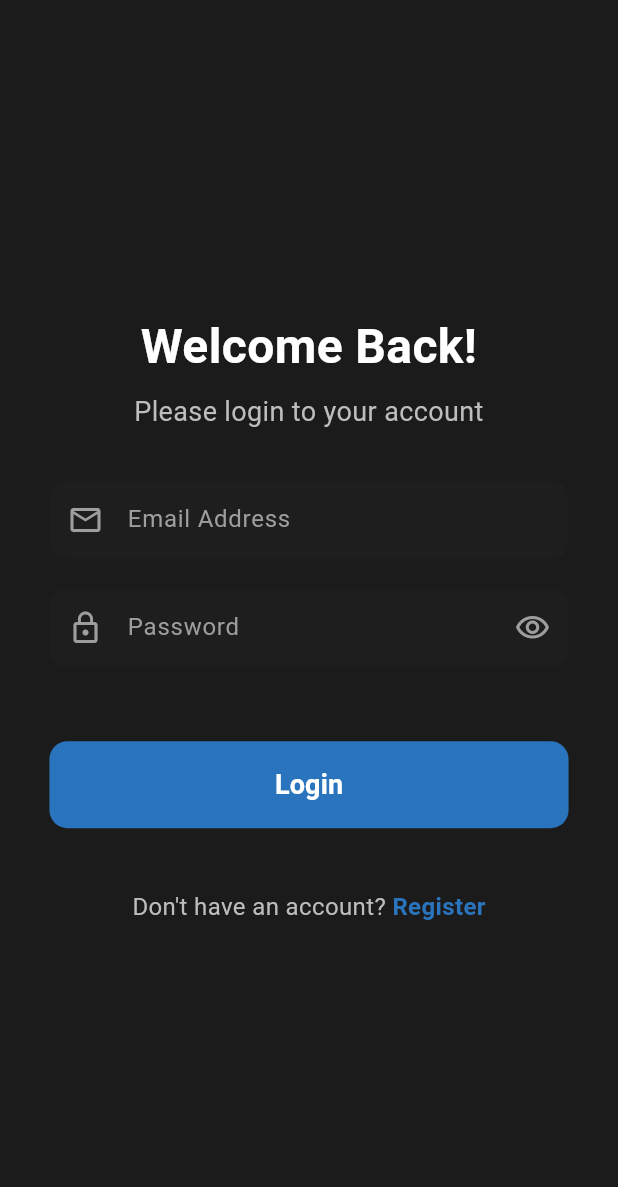
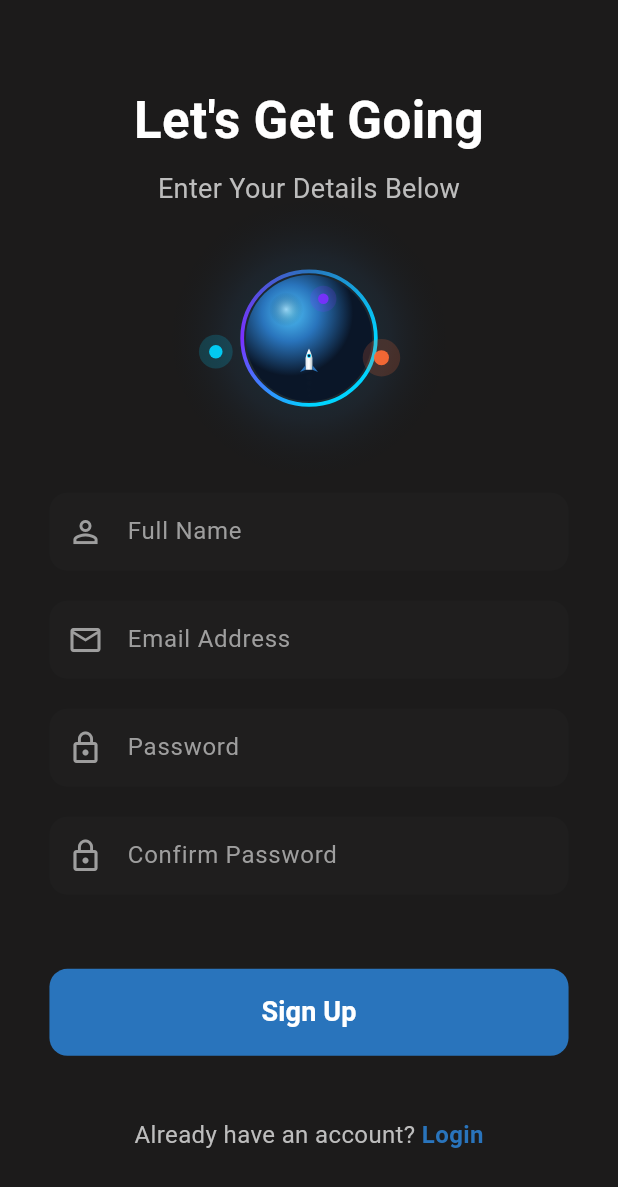
Before and after one commit to cbblay-ingithub/ProntoChat-app, a Flutter app: the screen it shows after launch, on a phone screen of 412 x 824 dp. Shown: the top 1187 px of the screen. Run offline on Flutter 3.47's test engine with Material 3 defaults, Android fonts, the phone set to English and light mode, and no system bars; our stand-ins replace firebase_auth, firebase_core; accounts and stored records are empty.

Commit message:
Registration page done

```diff
--- a/lib/main.dart
+++ b/lib/main.dart
@@ -3,6 +3,7 @@ import 'package:firebase_core/firebase_core.dart';
 import 'firebase_options.dart'; // Make sure this import exists
 import './pages/login_page.dart';
 import './services/snackbar_service.dart';
+import './pages/registration_page.dart';
 
 void main() async {
   WidgetsFlutterBinding.ensureInitialized();
@@ -36,7 +37,7 @@ class MyApp extends StatelessWidget {
       ),
       // ✅ FIX: Use the service's scaffoldMessengerKey
       scaffoldMessengerKey: snackbarService.scaffoldMessengerKey,
-      home: const LoginPage(),
+      home: const RegistrationPage(),
       debugShowCheckedModeBanner: false,
     );
   }
--- /dev/null
+++ b/lib/pages/registration_page.dart
@@ -0,0 +1,546 @@
+import 'dart:math';
+import 'package:flutter/material.dart';
+import './login_page.dart'; // Import the login page for navigation
+
+// ─────────────────────────────────────────────
+//  LAUNCH ORBS  –  Custom animated illustration
+// ─────────────────────────────────────────────
+
+class _LaunchOrbPainter extends CustomPainter {
+  final double pulse;       // 0 → 1, drives the plasma ring
+  final double orbit;       // 0 → 2π, drives three orbiting dots
+  final double rocketY;     // 0 → 1, rocket rises then resets
+  final double trailOpacity;
+
+  _LaunchOrbPainter({
+    required this.pulse,
+    required this.orbit,
+    required this.rocketY,
+    required this.trailOpacity,
+  });
+
+  static const Color _blue   = Color.fromRGBO(41, 116, 188, 1);
+  static const Color _cyan   = Color(0xFF00D4FF);
+  static const Color _violet = Color(0xFF7B2FFF);
+  static const Color _hot    = Color(0xFFFF6B35);
+
+  @override
+  void paint(Canvas canvas, Size size) {
+    final cx = size.width / 2;
+    final cy = size.height / 2;
+    final r  = size.shortestSide * 0.30; // base orb radius
+
+    // ── 1. Outer glow halo ──────────────────────────────────────────
+    final glowRadius = r * (1.35 + 0.12 * sin(pulse * 2 * pi));
+    final glowPaint  = Paint()
+      ..shader = RadialGradient(
+        colors: [
+          _cyan.withOpacity(0.18),
+          _blue.withOpacity(0.10),
+          Colors.transparent,
+        ],
+        stops: const [0.0, 0.55, 1.0],
+      ).createShader(Rect.fromCircle(center: Offset(cx, cy), radius: glowRadius * 1.6));
+    canvas.drawCircle(Offset(cx, cy), glowRadius * 1.6, glowPaint);
+
+    // ── 2. Plasma ring (pulsing stroke) ─────────────────────────────
+    final ringRadius = r * (1.0 + 0.06 * sin(pulse * 2 * pi));
+    final ringPaint  = Paint()
+      ..style = PaintingStyle.stroke
+      ..strokeWidth = 2.5
+      ..shader = SweepGradient(
+        startAngle: pulse * 2 * pi,
+        colors: [_cyan, _violet, _blue, _cyan],
+      ).createShader(Rect.fromCircle(center: Offset(cx, cy), radius: ringRadius));
+    canvas.drawCircle(Offset(cx, cy), ringRadius, ringPaint);
+
+    // ── 3. Core orb (radial gradient sphere) ────────────────────────
+    final orbPaint = Paint()
+      ..shader = RadialGradient(
+        center: const Alignment(-0.3, -0.4),
+        colors: [
+          const Color(0xFF4FC3F7),
+          _blue,
+          const Color(0xFF0A1628),
+        ],
+        stops: const [0.0, 0.45, 1.0],
+      ).createShader(Rect.fromCircle(center: Offset(cx, cy), radius: r));
+    canvas.drawCircle(Offset(cx, cy), r, orbPaint);
+
+    // ── 4. Inner shimmer highlight ───────────────────────────────────
+    final highlightPaint = Paint()
+      ..shader = RadialGradient(
+        center: const Alignment(-0.25, -0.35),
+        colors: [Colors.white.withOpacity(0.45), Colors.transparent],
+        stops: const [0.0, 0.6],
+      ).createShader(Rect.fromCircle(center: Offset(cx - r * 0.25, cy - r * 0.30), radius: r * 0.45));
+    canvas.drawCircle(Offset(cx - r * 0.25, cy - r * 0.30), r * 0.45, highlightPaint);
+
+    // ── 5. Three orbiting satellites ────────────────────────────────
+    const orbitR = [1.60, 1.80, 1.45]; // relative radii
+    const orbitOffset = [0.0, 2.09, 4.19]; // 0, 2π/3, 4π/3
+    const dotSizes  = [4.5, 3.5, 5.0];
+    const dotColors = [_cyan, _violet, _hot];
+
+    for (int i = 0; i < 3; i++) {
+      final angle = orbit + orbitOffset[i];
+      final ox = cx + r * orbitR[i] * cos(angle);
+      final oy = cy + r * orbitR[i] * 0.35 * sin(angle); // squash → elliptical orbit
+      canvas.drawCircle(
+        Offset(ox, oy),
+        dotSizes[i],
+        Paint()..color = dotColors[i].withOpacity(0.92),
+      );
+      // Tiny glow around each satellite
+      canvas.drawCircle(
+        Offset(ox, oy),
+        dotSizes[i] * 2.5,
+        Paint()..color = dotColors[i].withOpacity(0.18),
+      );
+    }
+
+    // ── 6. Rocket ───────────────────────────────────────────────────
+    //   rocketY 0→0.4  : rising from below orb
+    //   rocketY 0.4→0.7: passing through centre
+    //   rocketY 0.7→1.0: exiting above with trail fade
+
+    final rocketCenterY = cy + r * 0.5 - rocketY * r * 2.8;
+    final rocketCenterX = cx;
+    final rocketScale   = 0.055 * r; // body half-width
+
+    // Flame / exhaust trail (below rocket)
+    if (trailOpacity > 0.01) {
+      for (int t = 1; t <= 6; t++) {
+        final ty     = rocketCenterY + rocketScale * 3.2 + t * rocketScale * 1.8;
+        final tAlpha = trailOpacity * (1.0 - t / 7.0);
+        final tR     = rocketScale * (1.0 - t * 0.12);
+        if (tR > 0) {
+          canvas.drawCircle(
+            Offset(rocketCenterX, ty),
+            tR,
+            Paint()
+              ..shader = RadialGradient(
+                colors: [_hot.withOpacity(tAlpha), _cyan.withOpacity(tAlpha * 0.4), Colors.transparent],
+              ).createShader(Rect.fromCircle(center: Offset(rocketCenterX, ty), radius: tR * 2.5)),
+          );
+        }
+      }
+    }
+
+    // Rocket body (capsule)
+    final bodyPath = Path();
+    final bx = rocketCenterX;
+    final by = rocketCenterY;
+    final bw = rocketScale;
+    final bh = rocketScale * 3.2;
+
+    // Nose cone
+    bodyPath.moveTo(bx, by - bh);
+    bodyPath.quadraticBezierTo(bx + bw * 1.1, by - bh * 0.3, bx + bw, by);
+    bodyPath.lineTo(bx - bw, by);
+    bodyPath.quadraticBezierTo(bx - bw * 1.1, by - bh * 0.3, bx, by - bh);
+
+    // Body rect (below nose)
+    bodyPath.moveTo(bx - bw, by);
+    bodyPath.lineTo(bx - bw, by + bh * 0.9);
+    bodyPath.lineTo(bx + bw, by + bh * 0.9);
+    bodyPath.lineTo(bx + bw, by);
+    bodyPath.close();
+
+    canvas.drawPath(
+      bodyPath,
+      Paint()
+        ..shader = LinearGradient(
+          begin: Alignment.centerLeft,
+          end: Alignment.centerRight,
+          colors: [const Color(0xFFCFD8E3), Colors.white, const Color(0xFF90A4AE)],
+        ).createShader(Rect.fromCenter(center: Offset(bx, by), width: bw * 3, height: bh * 3)),
+    );
+
+    // Window on rocket
+    canvas.drawCircle(
+      Offset(bx, by - bh * 0.35),
+      bw * 0.62,
+      Paint()..color = _cyan.withOpacity(0.9),
+    );
+    canvas.drawCircle(
+      Offset(bx, by - bh * 0.35),
+      bw * 0.35,
+      Paint()..color = const Color(0xFF001F3F),
+    );
+
+    // Left fin
+    final finL = Path()
+      ..moveTo(bx - bw, by + bh * 0.5)
+      ..lineTo(bx - bw * 2.6, by + bh * 1.1)
+      ..lineTo(bx - bw, by + bh * 0.9)
+      ..close();
+    canvas.drawPath(finL, Paint()..color = _blue);
+
+    // Right fin
+    final finR = Path()
+      ..moveTo(bx + bw, by + bh * 0.5)
+      ..lineTo(bx + bw * 2.6, by + bh * 1.1)
+      ..lineTo(bx + bw, by + bh * 0.9)
+      ..close();
+    canvas.drawPath(finR, Paint()..color = _blue);
+  }
+
+  @override
+  bool shouldRepaint(_LaunchOrbPainter old) => true;
+}
+
+// ─────────────────────────────────────────────────────────
+//  Stateful wrapper that drives the three AnimationControllers
+// ─────────────────────────────────────────────────────────
+
+class _LaunchOrbAnimation extends StatefulWidget {
+  final double size;
+  const _LaunchOrbAnimation({required this.size});
+
+  @override
+  State<_LaunchOrbAnimation> createState() => _LaunchOrbAnimationState();
+}
+
+class _LaunchOrbAnimationState extends State<_LaunchOrbAnimation>
+    with TickerProviderStateMixin {
+  late AnimationController _pulseCtrl;
+  late AnimationController _orbitCtrl;
+  late AnimationController _rocketCtrl;
+
+  late Animation<double> _pulse;
+  late Animation<double> _orbit;
+  late Animation<double> _rocket;
+
+  @override
+  void initState() {
+    super.initState();
+
+    _pulseCtrl = AnimationController(
+      vsync: this,
+      duration: const Duration(milliseconds: 2400),
+    )..repeat();
+
+    _orbitCtrl = AnimationController(
+      vsync: this,
+      duration: const Duration(milliseconds: 3200),
+    )..repeat();
+
+    _rocketCtrl = AnimationController(
+      vsync: this,
+      duration: const Duration(milliseconds: 2800),
+    )..repeat(period: const Duration(milliseconds: 3600));
+
+    _pulse  = Tween<double>(begin: 0, end: 1).animate(_pulseCtrl);
+    _orbit  = Tween<double>(begin: 0, end: 2 * pi).animate(_orbitCtrl);
+    _rocket = CurvedAnimation(parent: _rocketCtrl, curve: Curves.easeInOut)
+        .drive(Tween(begin: 0.0, end: 1.0));
+  }
+
+  @override
+  void dispose() {
+    _pulseCtrl.dispose();
+    _orbitCtrl.dispose();
+    _rocketCtrl.dispose();
+    super.dispose();
+  }
+
+  @override
+  Widget build(BuildContext context) {
+    return AnimatedBuilder(
+      animation: Listenable.merge([_pulse, _orbit, _rocket]),
+      builder: (_, __) {
+        // Trail only visible when rocket is actively flying (0.05 → 0.90)
+        final t = _rocket.value;
+        final trailOpacity = (t > 0.05 && t < 0.92)
+            ? (t < 0.5 ? (t - 0.05) / 0.45 : (0.92 - t) / 0.42).clamp(0.0, 1.0)
+            : 0.0;
+
+        return CustomPaint(
+          size: Size(widget.size, widget.size),
+          painter: _LaunchOrbPainter(
+            pulse: _pulse.value,
+            orbit: _orbit.value,
+            rocketY: t,
+            trailOpacity: trailOpacity,
+          ),
+        );
+      },
+    );
+  }
+}
+
+// ─────────────────────────────────────────────
+//  REGISTRATION PAGE  (unchanged except widget)
+// ─────────────────────────────────────────────
+
+class RegistrationPage extends StatefulWidget {
+  const RegistrationPage({super.key});
+
+  @override
+  State<StatefulWidget> createState() => _RegPageState();
+}
+
+class _RegPageState extends State<RegistrationPage> {
+  late double _deviceHeight;
+  late double _deviceWidth;
+
+  final GlobalKey<FormState> _formKey = GlobalKey<FormState>();
+
+  final TextEditingController _nameController            = TextEditingController();
+  final TextEditingController _emailController           = TextEditingController();
+  final TextEditingController _passwordController        = TextEditingController();
+  final TextEditingController _confirmPasswordController = TextEditingController();
+
+  bool _isLoading = false;
+
+  @override
+  Widget build(BuildContext context) {
+    _deviceHeight = MediaQuery.of(context).size.height;
+    _deviceWidth  = MediaQuery.of(context).size.width;
+
+    return Scaffold(
+      backgroundColor: const Color.fromRGBO(28, 27, 27, 1),
+      body: SingleChildScrollView(
+        child: Container(
+          height: _deviceHeight,
+          padding: EdgeInsets.symmetric(horizontal: _deviceWidth * 0.08),
+          child: Column(
+            mainAxisAlignment: MainAxisAlignment.center,
+            crossAxisAlignment: CrossAxisAlignment.center,
+            children: <Widget>[
+              _headingWidget(),
+              SizedBox(height: _deviceHeight * 0.02),
+              _animatedPictureWidget(),   // ← replaced
+              SizedBox(height: _deviceHeight * 0.04),
+              _inputForm(),
+              SizedBox(height: _deviceHeight * 0.06),
+              _signUpButton(),
+              SizedBox(height: _deviceHeight * 0.05),
+              _loginText(),
+            ],
+          ),
+        ),
+      ),
+    );
+  }
+
+  Widget _headingWidget() {
+    return SizedBox(
+      width: _deviceWidth,
+      child: Column(
+        crossAxisAlignment: CrossAxisAlignment.center,
+        children: <Widget>[
+          const Text(
+            "Let's Get Going",
+            textAlign: TextAlign.center,
+            style: TextStyle(
+              fontSize: 34,
+              fontWeight: FontWeight.w700,
+              color: Colors.white,
+            ),
+          ),
+          const SizedBox(height: 8),
+          Text(
+            "Enter Your Details Below",
+            textAlign: TextAlign.center,
+            style: TextStyle(
+              fontSize: 18,
+              fontWeight: FontWeight.w400,
+              color: Colors.grey[400],
+            ),
+          ),
+        ],
+      ),
+    );
+  }
+
+  /// ── NEW: custom rocket-launching-through-orb animation ──
+  Widget _animatedPictureWidget() {
+    final animSize = _deviceHeight * 0.17; // compact but punchy
+    return SizedBox(
+      height: animSize,
+      width: animSize,
+      child: _LaunchOrbAnimation(size: animSize),
+    );
+  }
+
+  Widget _inputForm() {
+    return Form(
+      key: _formKey,
+      child: Column(
+        children: <Widget>[
+          _nameTextField(),
+          const SizedBox(height: 20),
+          _emailTextField(),
+          const SizedBox(height: 20),
+          _passwordTextField(),
+          const SizedBox(height: 20),
+          _confirmPasswordTextField(),
+        ],
+      ),
+    );
+  }
+
+  Widget _nameTextField() {
+    return TextFormField(
+      controller: _nameController,
+      autocorrect: true,
+      style: const TextStyle(color: Colors.white),
+      enabled: !_isLoading,
+      validator: (input) {
+        if (input == null || input.isEmpty) return 'Please enter your name';
+        if (input.length < 2) return 'Name must be at least 2 characters';
+        return null;
+      },
+      decoration: _inputDecoration("Full Name", Icons.person_outline),
+    );
+  }
+
+  Widget _emailTextField() {
+    return TextFormField(
+      controller: _emailController,
+      autocorrect: false,
+      keyboardType: TextInputType.emailAddress,
+      style: const TextStyle(color: Colors.white),
+      enabled: !_isLoading,
+      validator: (input) {
+        if (input == null || input.isEmpty) return 'Please enter your email';
+        if (!input.contains('@') || !input.contains('.')) return 'Please enter a valid email';
+        return null;
+      },
+      decoration: _inputDecoration("Email Address", Icons.email_outlined),
+    );
+  }
+
+  Widget _passwordTextField() {
+    return TextFormField(
+      controller: _passwordController,
+      obscureText: true,
+      autocorrect: false,
+      style: const TextStyle(color: Colors.white),
+      enabled: !_isLoading,
+      validator: (input) {
+        if (input == null || input.isEmpty) return 'Please enter your password';
+        if (input.length < 6) return 'Password must be at least 6 characters';
+        return null;
+      },
+      decoration: _inputDecoration("Password", Icons.lock_outline),
+    );
+  }
+
+  Widget _confirmPasswordTextField() {
+    return TextFormField(
+      controller: _confirmPasswordController,
+      obscureText: true,
+      autocorrect: false,
+      style: const TextStyle(color: Colors.white),
+      enabled: !_isLoading,
+      validator: (input) {
+        if (input == null || input.isEmpty) return 'Please confirm your password';
+        if (input != _passwordController.text) return 'Passwords do not match';
+        return null;
+      },
+      decoration: _inputDecoration("Confirm Password", Icons.lock_outline),
+    );
+  }
+
+  InputDecoration _inputDecoration(String hint, IconData icon) {
+    return InputDecoration(
+      hintText: hint,
+      hintStyle: const TextStyle(color: Colors.grey),
+      filled: true,
+      fillColor: Colors.grey[900]!.withOpacity(0.5),
+      border: OutlineInputBorder(
+        borderRadius: BorderRadius.circular(12),
+        borderSide: BorderSide.none,
+      ),
+      focusedBorder: OutlineInputBorder(
+        borderRadius: BorderRadius.circular(12),
+        borderSide: const BorderSide(color: Color.fromRGBO(41, 116, 188, 1), width: 2),
+      ),
+      contentPadding: const EdgeInsets.symmetric(horizontal: 16, vertical: 14),
+      prefixIcon: Icon(icon, color: Colors.grey),
+    );
+  }
+
+  Widget _signUpButton() {
+    return SizedBox(
+      width: double.infinity,
+      child: ElevatedButton(
+        onPressed: _isLoading ? null : _register,
+        style: ElevatedButton.styleFrom(
+          backgroundColor: const Color.fromRGBO(41, 116, 188, 1),
+          foregroundColor: Colors.white,
+          padding: const EdgeInsets.symmetric(vertical: 16),
+          shape: RoundedRectangleBorder(borderRadius: BorderRadius.circular(12)),
+          elevation: 0,
+          disabledBackgroundColor: const Color.fromRGBO(41, 116, 188, 0.6),
+        ),
+        child: _isLoading
+            ? const SizedBox(
+                height: 20,
+                width: 20,
+                child: CircularProgressIndicator(
+                  strokeWidth: 2,
+                  valueColor: AlwaysStoppedAnimation<Color>(Colors.white),
+                ),
+              )
+            : const Text("Sign Up", style: TextStyle(fontSize: 18, fontWeight: FontWeight.w600)),
+      ),
+    );
+  }
+
+  Widget _loginText() {
+    return Row(
+      mainAxisAlignment: MainAxisAlignment.center,
+      children: [
+        Text("Already have an account? ", style: TextStyle(color: Colors.grey[400], fontSize: 16)),
+        GestureDetector(
+          onTap: _isLoading ? null : _navigateToLogin,
+          child: Text(
+            "Login",
+            style: TextStyle(
+              color: _isLoading ? Colors.grey[600] : const Color.fromRGBO(41, 116, 188, 1),
+              fontSize: 16,
+              fontWeight: FontWeight.w600,
+            ),
+          ),
+        ),
+      ],
+    );
+  }
+
+  void _register() async {
+    if (_formKey.currentState!.validate()) {
+      setState(() => _isLoading = true);
+      await Future.delayed(const Duration(seconds: 2));
+      if (mounted) {
+        setState(() => _isLoading = false);
+        ScaffoldMessenger.of(context).showSnackBar(
+          const SnackBar(
+            content: Text('Registration successful! Please login.'),
+            backgroundColor: Colors.green,
+          ),
+        );
+        _navigateToLogin();
+      }
+    }
+  }
+
+  void _navigateToLogin() {
+    Navigator.pushReplacement(
+      context,
+      MaterialPageRoute(builder: (context) => const LoginPage()),
+    );
+  }
+
+  @override
+  void dispose() {
+    _nameController.dispose();
+    _emailController.dispose();
+    _passwordController.dispose();
+    _confirmPasswordController.dispose();
+    super.dispose();
+  }
+}
--- a/pubspec.yaml
+++ b/pubspec.yaml
@@ -38,6 +38,7 @@ dependencies:
   firebase_core: ^3.0.0
   firebase_auth: ^5.7.0
   provider: ^6.1.5+1
+  lottie: ^3.3.2
 
 dev_dependencies:
   flutter_test:
```
Also changed, not shown: pubspec.lock.
